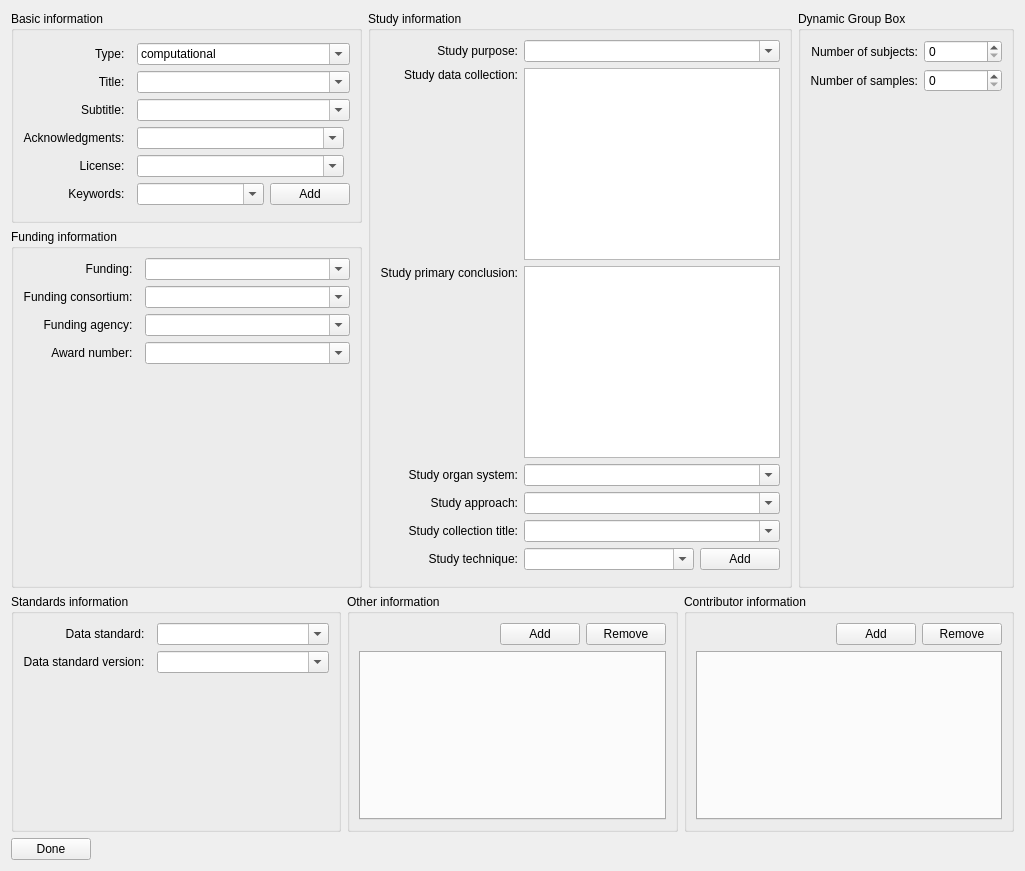
Before: the Qt Designer form mapclientplugins/generatesdsstep/qt/generatesdswidget.ui in mapclient-plugins/mapclientplugins.generatesds, drawn with Qt 5.
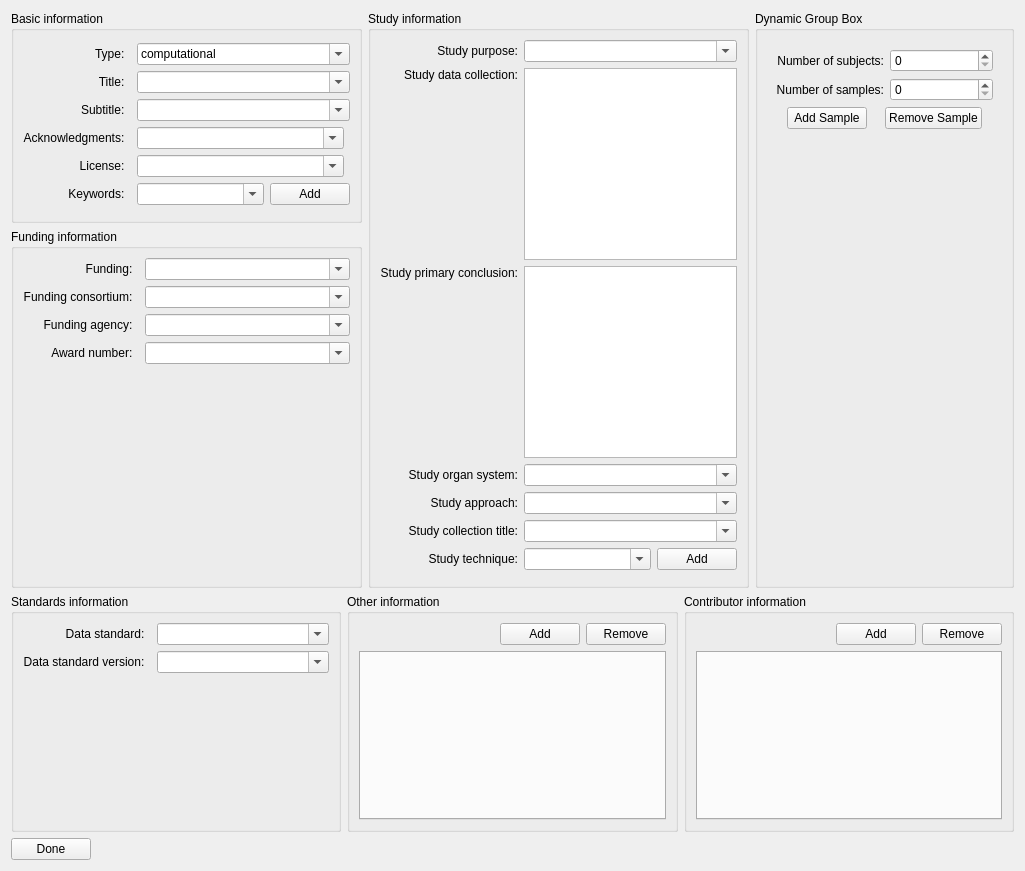
After: the same form once the commit is applied.

Commit message: Add add sample and remove sample buttons to subject and sample group box.

Diff of the .ui file:
```diff
--- a/mapclientplugins/generatesdsstep/qt/generatesdswidget.ui
+++ b/mapclientplugins/generatesdsstep/qt/generatesdswidget.ui
@@ -607,26 +607,84 @@
           <property name="title">
            <string>Dynamic Group Box</string>
           </property>
-          <layout class="QVBoxLayout" name="verticalLayout_4">
-           <property name="leftMargin">
-            <number>0</number>
-           </property>
-           <property name="topMargin">
-            <number>0</number>
-           </property>
-           <property name="rightMargin">
-            <number>0</number>
-           </property>
-           <property name="bottomMargin">
-            <number>0</number>
-           </property>
-           <item>
+          <layout class="QGridLayout" name="gridLayout_5">
+           <item row="0" column="0">
             <widget class="QStackedWidget" name="stackedWidgetDynamic">
              <property name="currentIndex">
               <number>0</number>
              </property>
              <widget class="QWidget" name="pageSubjectsAndSamples">
               <layout class="QGridLayout" name="gridLayout_6">
+               <item row="1" column="0">
+                <widget class="QLabel" name="labelNumberOfSamples">
+                 <property name="text">
+                  <string>Number of samples:</string>
+                 </property>
+                 <property name="alignment">
+                  <set>Qt::AlignmentFlag::AlignRight|Qt::AlignmentFlag::AlignTrailing|Qt::AlignmentFlag::AlignVCenter</set>
+                 </property>
+                </widget>
+               </item>
+               <item row="1" column="1">
+                <widget class="QSpinBox" name="spinBox__dataset_description__Number_of_samples"/>
+               </item>
+               <item row="3" column="0" colspan="2">
+                <layout class="QHBoxLayout" name="horizontalLayout_10">
+                 <item>
+                  <spacer name="horizontalSpacer">
+                   <property name="orientation">
+                    <enum>Qt::Orientation::Horizontal</enum>
+                   </property>
+                   <property name="sizeHint" stdset="0">
+                    <size>
+                     <width>40</width>
+                     <height>20</height>
+                    </size>
+                   </property>
+                  </spacer>
+                 </item>
+                 <item>
+                  <widget class="QPushButton" name="pushButtonAddSample">
+                   <property name="text">
+                    <string>Add Sample</string>
+                   </property>
+                  </widget>
+                 </item>
+                 <item>
+                  <spacer name="horizontalSpacer_5">
+                   <property name="orientation">
+                    <enum>Qt::Orientation::Horizontal</enum>
+                   </property>
+                   <property name="sizeHint" stdset="0">
+                    <size>
+                     <width>40</width>
+                     <height>20</height>
+                    </size>
+                   </property>
+                  </spacer>
+                 </item>
+                 <item>
+                  <widget class="QPushButton" name="pushButtonRemoveSample">
+                   <property name="text">
+                    <string>Remove Sample</string>
+                   </property>
+                  </widget>
+                 </item>
+                 <item>
+                  <spacer name="horizontalSpacer_6">
+                   <property name="orientation">
+                    <enum>Qt::Orientation::Horizontal</enum>
+                   </property>
+                   <property name="sizeHint" stdset="0">
+                    <size>
+                     <width>40</width>
+                     <height>20</height>
+                    </size>
+                   </property>
+                  </spacer>
+                 </item>
+                </layout>
+               </item>
                <item row="0" column="1">
                 <widget class="QSpinBox" name="spinBox__dataset_description__Number_of_subjects"/>
                </item>
@@ -640,20 +698,7 @@
                  </property>
                 </widget>
                </item>
-               <item row="1" column="1">
-                <widget class="QSpinBox" name="spinBox__dataset_description__Number_of_samples"/>
-               </item>
-               <item row="1" column="0">
-                <widget class="QLabel" name="labelNumberOfSamples">
-                 <property name="text">
-                  <string>Number of samples:</string>
-                 </property>
-                 <property name="alignment">
-                  <set>Qt::AlignmentFlag::AlignRight|Qt::AlignmentFlag::AlignTrailing|Qt::AlignmentFlag::AlignVCenter</set>
-                 </property>
-                </widget>
-               </item>
-               <item row="2" column="0">
+               <item row="4" column="0">
                 <widget class="QWidget" name="widgetSpacer_1" native="true"/>
                </item>
               </layout>
```
The commit also changes 1 other file.
